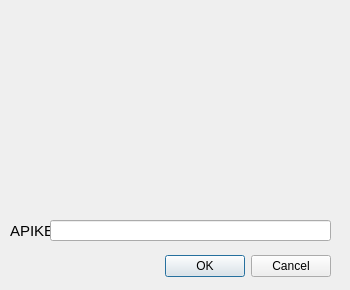
Qt form configue_dialog_base.ui (maptiler/qgis-maptiler-plugin) before a commit.
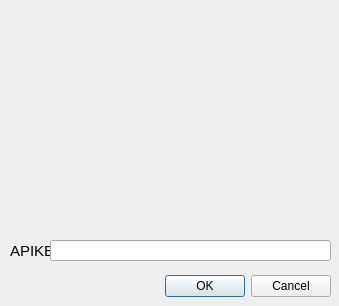
The same form after that commit. Icons and pictures are not drawn.

Commit message: MapTiler_icon_added

What changed in the file:
```diff
--- a/configue_dialog_base.ui
+++ b/configue_dialog_base.ui
@@ -6,8 +6,8 @@
    <rect>
     <x>0</x>
     <y>0</y>
-    <width>350</width>
-    <height>290</height>
+    <width>339</width>
+    <height>306</height>
    </rect>
   </property>
   <property name="windowTitle">
@@ -17,7 +17,7 @@
    <property name="geometry">
     <rect>
      <x>-10</x>
-     <y>250</y>
+     <y>270</y>
      <width>341</width>
      <height>32</height>
     </rect>
@@ -36,7 +36,7 @@
    <property name="geometry">
     <rect>
      <x>50</x>
-     <y>220</y>
+     <y>240</y>
      <width>281</width>
      <height>21</height>
     </rect>
@@ -49,7 +49,7 @@
    <property name="geometry">
     <rect>
      <x>10</x>
-     <y>220</y>
+     <y>240</y>
      <width>41</width>
      <height>21</height>
     </rect>
@@ -66,12 +66,18 @@
   <widget class="QLabel" name="label_2">
    <property name="geometry">
     <rect>
-     <x>80</x>
-     <y>10</y>
-     <width>191</width>
-     <height>201</height>
+     <x>70</x>
+     <y>0</y>
+     <width>200</width>
+     <height>200</height>
     </rect>
    </property>
+   <property name="maximumSize">
+    <size>
+     <width>200</width>
+     <height>200</height>
+    </size>
+   </property>
    <property name="text">
     <string notr="true"/>
    </property>
```
Left out of the diff: 56 changed lines with no effect on the pictures. The commit also changes 1 other file.
